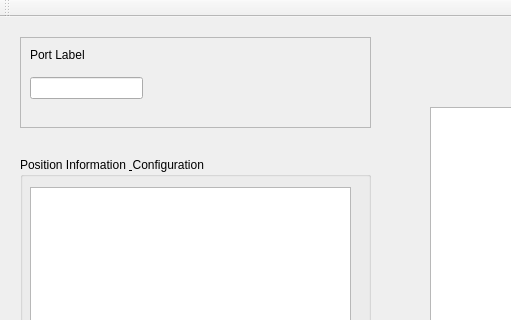
Above: mainwindow.ui from CSE396Group2/UI before the change; both pictures show x 0 to 511 and y 0 to 320 of the 1285 by 675 pixel window. Below: the same form after it.
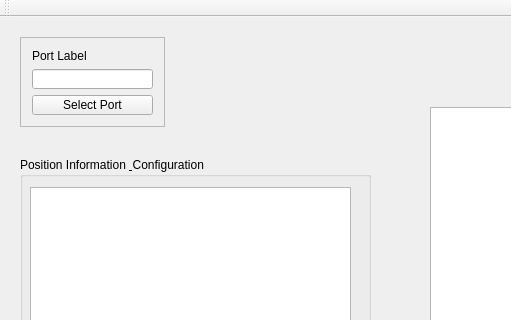
That is the form after the change.

Commit message: get port number from user

The edit to the form file:
```diff
--- a/mainwindow.ui
+++ b/mainwindow.ui
@@ -109,8 +109,8 @@
      <rect>
       <x>20</x>
       <y>20</y>
-      <width>351</width>
-      <height>91</height>
+      <width>145</width>
+      <height>90</height>
      </rect>
     </property>
     <property name="frameShape">
@@ -119,29 +119,25 @@
     <property name="frameShadow">
      <enum>QFrame::Raised</enum>
     </property>
-    <widget class="QLineEdit" name="lineEdit">
-     <property name="geometry">
-      <rect>
-       <x>10</x>
-       <y>40</y>
-       <width>113</width>
-       <height>22</height>
-      </rect>
-     </property>
-    </widget>
+    <layout class="QVBoxLayout" name="verticalLayout">
+     <item>
     <widget class="QLabel" name="portLabel">
-     <property name="geometry">
-      <rect>
-       <x>10</x>
-       <y>10</y>
-       <width>71</width>
-       <height>16</height>
-      </rect>
-     </property>
      <property name="text">
       <string>Port Label</string>
      </property>
     </widget>
+     </item>
+     <item>
+      <widget class="QLineEdit" name="lineEdit"/>
+     </item>
+     <item>
+      <widget class="QPushButton" name="portButton">
+       <property name="text">
+        <string>Select Port</string>
+       </property>
+      </widget>
+     </item>
+    </layout>
    </widget>
   </widget>
   <widget class="QMenuBar" name="menuBar">
```
Lines whose indentation alone changed are shown as unchanged. The commit also changes 2 other files.
